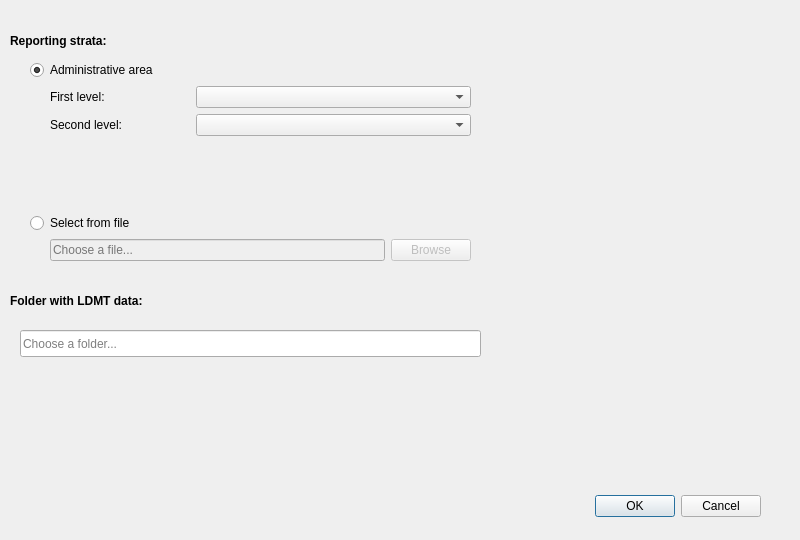
This is LDMP/gui/DlgReporting.ui in ConservationInternational/trends.earth as Qt 5 draws it before an edit. The edited form follows.
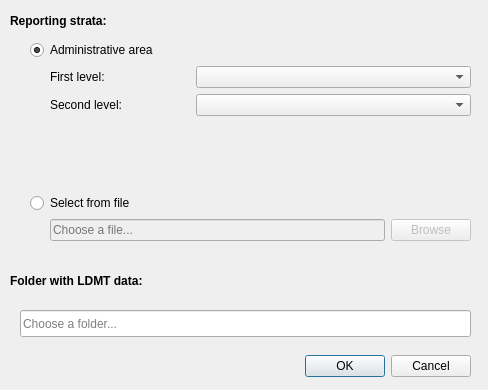
This is the edited form.

Commit message: Update lc form.

```diff
--- a/LDMP/gui/DlgReporting.ui
+++ b/LDMP/gui/DlgReporting.ui
@@ -6,8 +6,8 @@
    <rect>
     <x>0</x>
     <y>0</y>
-    <width>800</width>
-    <height>540</height>
+    <width>488</width>
+    <height>390</height>
    </rect>
   </property>
   <property name="windowTitle">
@@ -16,8 +16,8 @@
   <widget class="QDialogButtonBox" name="buttonBox">
    <property name="geometry">
     <rect>
-     <x>420</x>
-     <y>490</y>
+     <x>130</x>
+     <y>350</y>
      <width>341</width>
      <height>32</height>
     </rect>
@@ -33,7 +33,7 @@
    <property name="geometry">
     <rect>
      <x>10</x>
-     <y>30</y>
+     <y>10</y>
      <width>481</width>
      <height>21</height>
     </rect>
@@ -52,7 +52,7 @@
    <property name="geometry">
     <rect>
      <x>30</x>
-     <y>60</y>
+     <y>40</y>
      <width>441</width>
      <height>201</height>
     </rect>
@@ -230,7 +230,7 @@
    <property name="geometry">
     <rect>
      <x>10</x>
-     <y>290</y>
+     <y>270</y>
      <width>441</width>
      <height>21</height>
     </rect>
@@ -249,8 +249,8 @@
    <property name="geometry">
     <rect>
      <x>20</x>
-     <y>330</y>
-     <width>461</width>
+     <y>310</y>
+     <width>451</width>
      <height>27</height>
     </rect>
    </property>
```
The commit also changes 3 other files.
